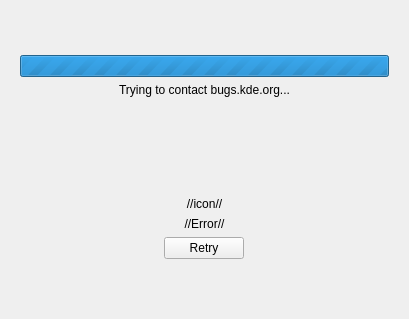
Before: the Qt Designer form src/bugzillaintegration/ui/assistantpage_bugzilla_version.ui in KDE/drkonqi, drawn with Qt 5.
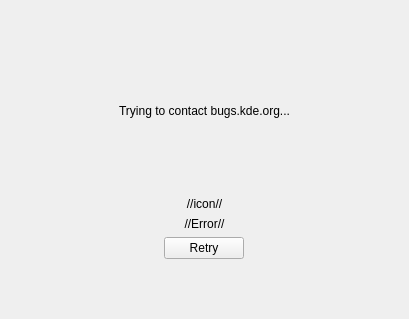
After: the same form once the commit is applied. Icons and pictures are not drawn. Custom widgets are drawn as their Qt base class.

Commit message:
use KBusyIndicatorWidget for all busy indication uses
Summary:
unlike the pixmapsequence this scales properly and is actually theme color
sensitive (contrast on dark themes) and looks nicely integrated into plasma

Test Plan: triggered all possible busy indicators and they look dandy

Reviewers: #plasma, broulik

Reviewed By: #plasma, broulik

Subscribers: plasma-devel

Tags: #plasma

The edit to the form file:
```diff
--- a/src/bugzillaintegration/ui/assistantpage_bugzilla_version.ui
+++ b/src/bugzillaintegration/ui/assistantpage_bugzilla_version.ui
@@ -28,15 +28,12 @@
        </spacer>
       </item>
       <item>
-       <widget class="QProgressBar" name="progressBar">
-        <property name="minimum">
-         <number>0</number>
-        </property>
-        <property name="maximum">
-         <number>0</number>
-        </property>
-        <property name="value">
-         <number>-1</number>
+       <widget class="KBusyIndicatorWidget" name="kbusyindicatorwidget">
+        <property name="minimumSize">
+         <size>
+          <width>64</width>
+          <height>64</height>
+         </size>
         </property>
        </widget>
       </item>
@@ -150,6 +147,13 @@
    </item>
   </layout>
  </widget>
+ <customwidgets>
+  <customwidget>
+   <class>KBusyIndicatorWidget</class>
+   <extends>QWidget</extends>
+   <header>kbusyindicatorwidget.h</header>
+  </customwidget>
+ </customwidgets>
  <resources/>
  <connections/>
 </ui>
```
The commit also changes 3 other files.
